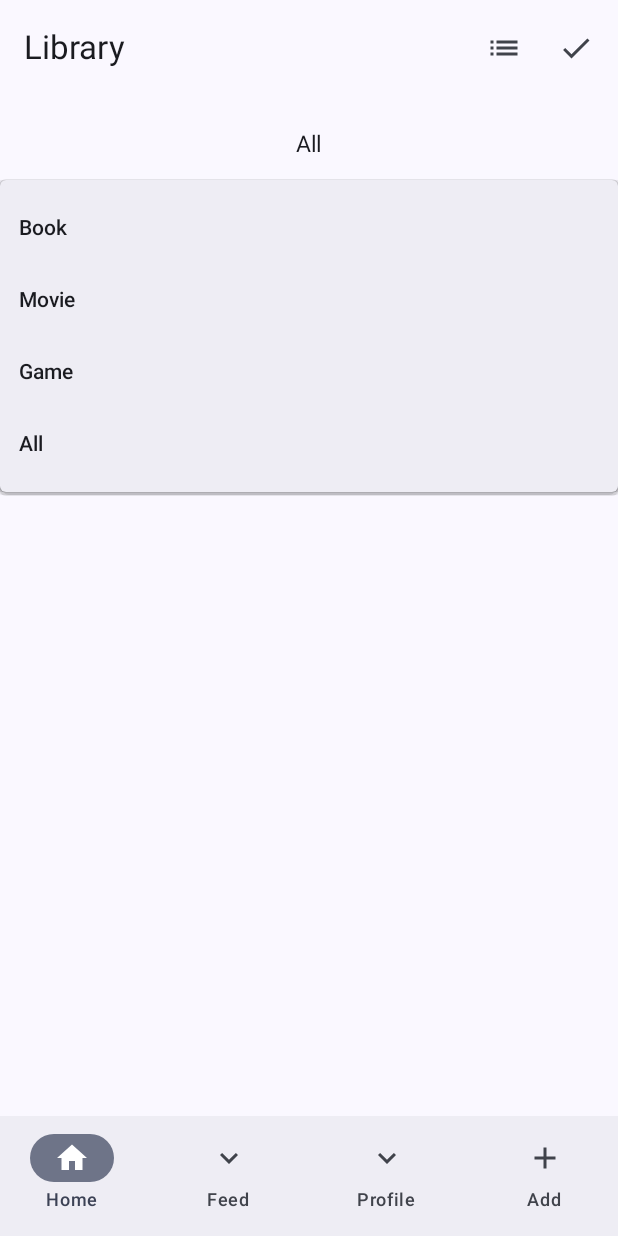
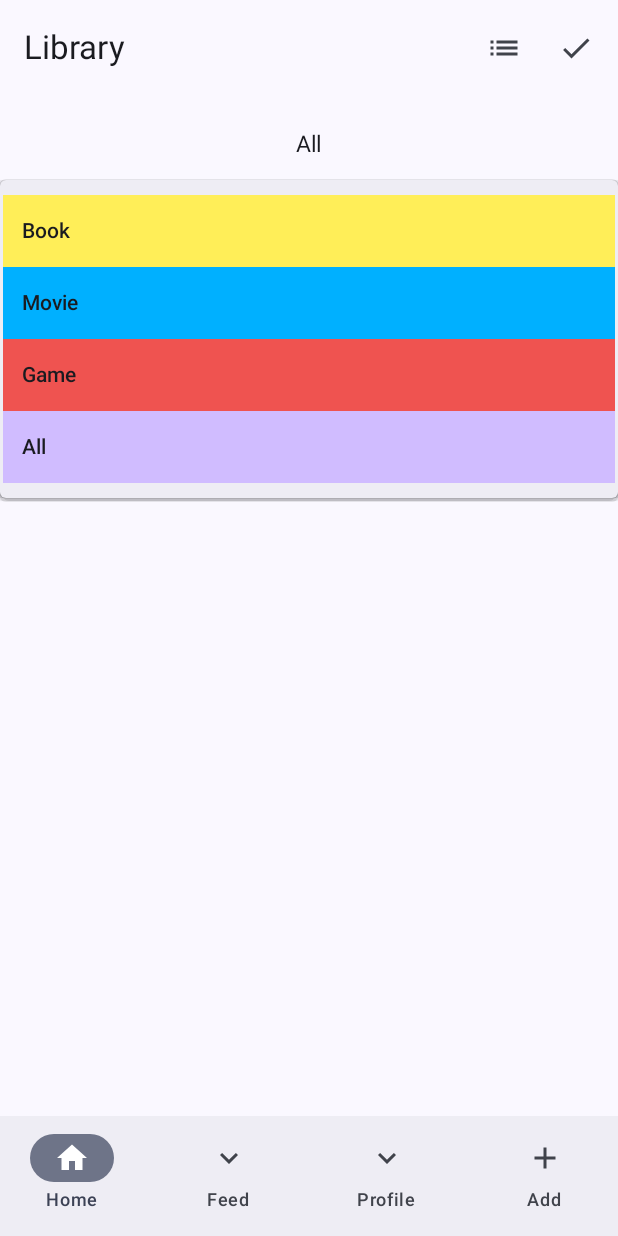
Before and after one commit to Mjsoylan/gruppe9mobilprog, an Android app built with Jetpack Compose: the BottomNavigation screen opened through its navigation route, after a tap on "All", on a phone screen of 412 x 824 dp. Run offline under Robolectric (Android 15) with nearby library versions, the phone set to English and light mode, and no system bars; our stand-ins replace Dagger/Hilt's generated code, Firebase (no records; nobody signed in at launch, a user with empty details on screens opened directly); 1 statement that could not run was skipped.

Commit message:
Filter in Library have same coler as card

```diff
--- a/app/src/main/java/com/example/librarypluss_gruppe09/screen/library/LibraryScreen.kt
+++ b/app/src/main/java/com/example/librarypluss_gruppe09/screen/library/LibraryScreen.kt
@@ -1,10 +1,12 @@
 package com.example.librarypluss_gruppe09.screen.library
 
+import androidx.compose.foundation.background
 import androidx.compose.foundation.layout.Box
 import androidx.compose.foundation.layout.Column
 import androidx.compose.foundation.layout.fillMaxSize
 import androidx.compose.foundation.layout.fillMaxWidth
 import androidx.compose.foundation.layout.padding
+import androidx.compose.foundation.layout.width
 import androidx.compose.foundation.layout.wrapContentSize
 import androidx.compose.foundation.lazy.grid.GridCells
 import androidx.compose.foundation.lazy.grid.LazyVerticalGrid
@@ -26,6 +28,10 @@ import androidx.compose.ui.unit.sp
 import androidx.hilt.navigation.compose.hiltViewModel
 import androidx.lifecycle.compose.collectAsStateWithLifecycle
 import androidx.lifecycle.viewmodel.compose.viewModel
+import com.example.librarypluss_gruppe09.ui.theme.BlueMoviePrimary
+import com.example.librarypluss_gruppe09.ui.theme.Purple80
+import com.example.librarypluss_gruppe09.ui.theme.RedGamePrimary
+import com.example.librarypluss_gruppe09.ui.theme.YellowBookPrimary
 
 @Composable
 fun LibraryScreen(modifier: Modifier = Modifier, viewModel: LibraryViewModel = hiltViewModel()) {
@@ -82,8 +88,15 @@ fun FilterLibrary(libraryViewModel: LibraryViewModel = viewModel()) {
             onDismissRequest = {
                 isExpanded = false
             },
-            modifier = Modifier.fillMaxWidth()
+            modifier = Modifier
+                .fillMaxWidth()
+                .padding(2.dp)
         ) {
+//            Column(
+//                modifier = Modifier
+//                    .padding(90.dp)
+//                    .align(Alignment.CenterHorizontally),
+//            ) {
                 DropdownMenuItem(
                     text = {
                         Text(text = "Book", textAlign = TextAlign.Center)
@@ -92,7 +105,8 @@ fun FilterLibrary(libraryViewModel: LibraryViewModel = viewModel()) {
                         selectedFirstInOrder = "Book"
                         isExpanded = false
                         libraryViewModel.setFilterBook()
-                }
+                    },
+                    modifier = Modifier.background(YellowBookPrimary)
                 )
                 DropdownMenuItem(
                     text = {
@@ -102,7 +116,8 @@ fun FilterLibrary(libraryViewModel: LibraryViewModel = viewModel()) {
                         selectedFirstInOrder = "Movie"
                         isExpanded = false
                         libraryViewModel.setFilterMovie()
-                }
+                    },
+                    modifier = Modifier.background(BlueMoviePrimary)
                 )
                 DropdownMenuItem(
                     text = {
@@ -113,6 +128,8 @@ fun FilterLibrary(libraryViewModel: LibraryViewModel = viewModel()) {
                         isExpanded = false
                         libraryViewModel.setFilterGame()
                     },
+                    modifier = Modifier.background(RedGamePrimary)
+
                 )
                 DropdownMenuItem(
                     text = {
@@ -124,7 +141,9 @@ fun FilterLibrary(libraryViewModel: LibraryViewModel = viewModel()) {
                         libraryViewModel.setFilterall()
 
                     },
+                    modifier = Modifier.background(Purple80)
                 )
+//            }
         }
     }
 }
```
Lines whose indentation alone changed are shown as unchanged.
